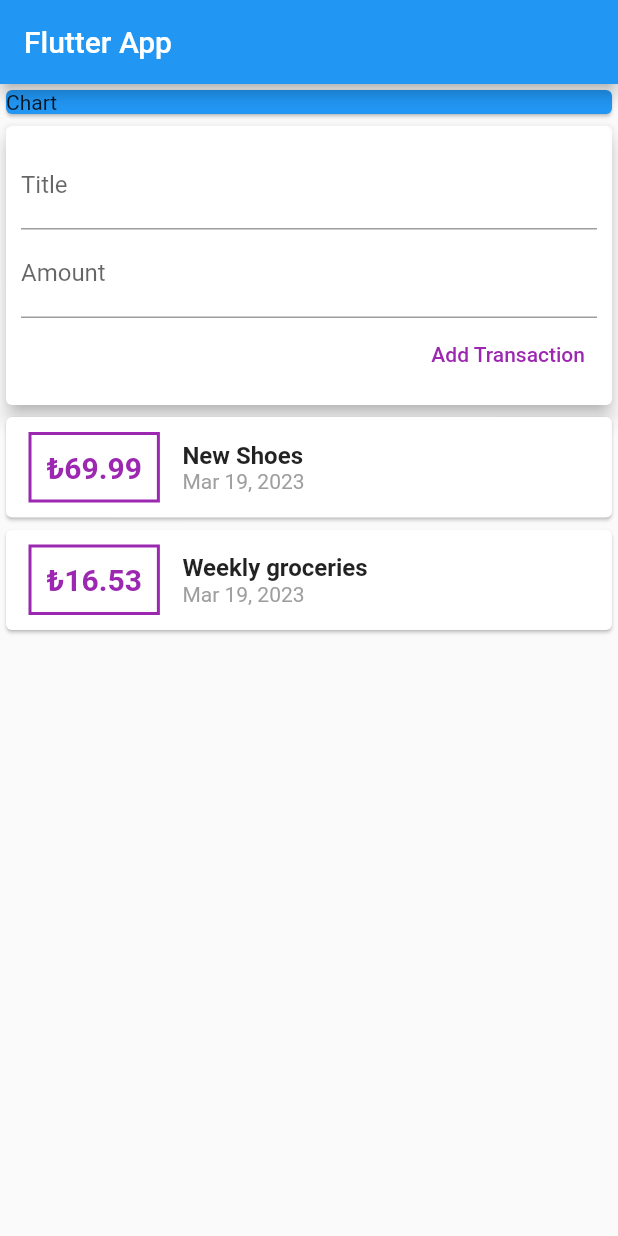
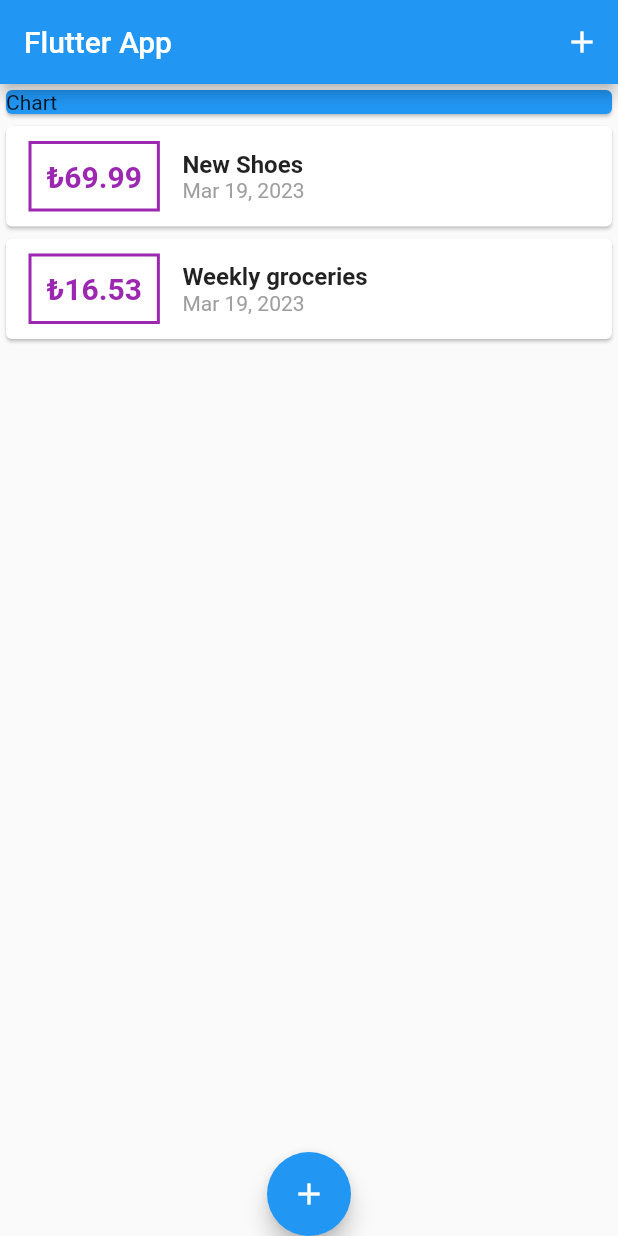
Before and after one commit to gunumdogdu/expenses_wallet_app, a Flutter app: the screen it shows after launch, on a phone screen of 412 x 824 dp. Run offline on Flutter 3.47's test engine with Material 2 defaults, Android fonts, the phone set to English and light mode, and no system bars.

Commit message:
_actionbutton/_logic_improvement

```diff
--- a/lib/main.dart
+++ b/lib/main.dart
@@ -1,5 +1,7 @@
+import 'package:expenses_wallet_app/widgets/new_transaction.dart';
 import 'package:flutter/material.dart';
-import 'package:expenses_wallet_app/widgets/user_transactions.dart';
+import './models/transaction.dart';
+import './widgets/transaction_list.dart';
 
 void main() => runApp(MyApp());
 
@@ -7,22 +9,73 @@ class MyApp extends StatelessWidget {
   @override
   Widget build(BuildContext context) {
     return MaterialApp(
+      debugShowCheckedModeBanner:
+          false, //REMOVED DEBUG BANNER FOR AEST. PURPOSES
       title: 'Flutter App',
       home: MyHomePage(),
     );
   }
 }
 
-class MyHomePage extends StatelessWidget {
+class MyHomePage extends StatefulWidget {
+  @override
+  State<MyHomePage> createState() => _MyHomePageState();
+}
+
+class _MyHomePageState extends State<MyHomePage> {
   // String? titleInput;
-  // String? amountInput;
-  final titleController = TextEditingController();
-  final amountController = TextEditingController();
+
+  final List<Transaction> _userTransactions = [
+    Transaction(
+      id: 't1',
+      amount: 69.99,
+      title: 'New Shoes',
+      date: DateTime.now(),
+    ),
+    Transaction(
+      id: 't2',
+      amount: 16.53,
+      title: 'Weekly groceries',
+      date: DateTime.now(),
+    ),
+  ];
+  void _addNewTransaction(String txTitle, double txAmount) {
+    final newTx = Transaction(
+      date: DateTime.now(),
+      amount: txAmount,
+      title: txTitle,
+      id: DateTime.now().toString(),
+    );
+    setState(() {
+      _userTransactions.add(newTx);
+    });
+  }
+
+  void _startAddNewTransaction(BuildContext ctx) {
+    showModalBottomSheet(
+      context: ctx,
+      builder: (_) {
+        return GestureDetector(
+          //GESTURE DETECTOR NOT NEEDED ANYMORE, HENCE ADDED FOR PRACTICE
+          onTap: () {},
+          child: NewTransaction(_addNewTransaction),
+          behavior: HitTestBehavior.opaque,
+        );
+      },
+    );
+  }
+
   @override
   Widget build(BuildContext context) {
     return Scaffold(
       appBar: AppBar(
         title: Text('Flutter App'),
+        actions: [
+          IconButton(
+            onPressed: () => _startAddNewTransaction(context),
+            icon: Icon(Icons.add),
+          )
+        ],
       ),
       body: SingleChildScrollView(
         child: Column(
@@ -36,9 +89,14 @@ class MyHomePage extends StatelessWidget {
                 child: Text('Chart'),
               ),
             ),
-            UserTransactions(),
+            TransactionList(_userTransactions),
           ],
         ),
+      ),
+      floatingActionButtonLocation: FloatingActionButtonLocation.centerDocked,
+      floatingActionButton: FloatingActionButton(
+        child: Icon(Icons.add),
+        onPressed: () => _startAddNewTransaction(context),
       ),
     );
   }
--- a/lib/widgets/transaction_list.dart
+++ b/lib/widgets/transaction_list.dart
@@ -8,8 +8,10 @@ class TransactionList extends StatelessWidget {
 
   @override
   Widget build(BuildContext context) {
-    return Column(
-      children: transactions.map((tx) {
+    return Container(
+      height: 550,
+      child: ListView.builder(
+        itemBuilder: (ctx, index) {
           return Card(
             child: Row(
               children: [
@@ -23,7 +25,7 @@ class TransactionList extends StatelessWidget {
                   ),
                   padding: EdgeInsets.all(10),
                   child: Text(
-                  '\₺${tx.amount}',
+                    '\₺${transactions[index].amount.toStringAsFixed(2)}',
                     style: TextStyle(
                       fontWeight: FontWeight.bold,
                       fontSize: 20,
@@ -35,14 +37,14 @@ class TransactionList extends StatelessWidget {
                   crossAxisAlignment: CrossAxisAlignment.start,
                   children: [
                     Text(
-                    tx.title,
+                      transactions[index].title,
                       style: TextStyle(
                         fontWeight: FontWeight.bold,
                         fontSize: 16,
                       ),
                     ),
                     Text(
-                    DateFormat.yMMMd().format(tx.date),
+                      DateFormat.yMMMd().format(transactions[index].date),
                       style: TextStyle(color: Colors.grey),
                     ),
                   ],
@@ -50,7 +52,9 @@ class TransactionList extends StatelessWidget {
               ],
             ),
           );
-      }).toList(),
+        },
+        itemCount: transactions.length,
+      ),
     );
   }
 }
--- a/lib/widgets/user_transactions.dart
+++ /dev/null
@@ -1,47 +0,0 @@
-import 'package:flutter/material.dart';
-import './new_transaction.dart';
-import './transaction_list.dart';
-import '../models/transaction.dart';
-
-class UserTransactions extends StatefulWidget {
-  @override
-  State<UserTransactions> createState() => _UserTransactionsState();
-}
-
-class _UserTransactionsState extends State<UserTransactions> {
-  final List<Transaction> _userTransactions = [
-    Transaction(
-      id: 't1',
-      amount: 69.99,
-      title: 'New Shoes',
-      date: DateTime.now(),
-    ),
-    Transaction(
-      id: 't2',
-      amount: 16.53,
-      title: 'Weekly groceries',
-      date: DateTime.now(),
-    ),
-  ];
-  void _addNewTransaction(String txTitle, double txAmount) {
-    final newTx = Transaction(
-      date: DateTime.now(),
-      amount: txAmount,
-      title: txTitle,
-      id: DateTime.now().toString(),
-    );
-    setState(() {
-      _userTransactions.add(newTx);
-    });
-  }
-
-  @override
-  Widget build(BuildContext context) {
-    return Column(
-      children: [
-        NewTransaction(_addNewTransaction),
-        TransactionList(_userTransactions),
-      ],
-    );
-  }
-}
```
Also changed, not shown: lib/widgets/new_transaction.dart (+27 -9 lines). Lines whose indentation alone changed are shown as unchanged.
